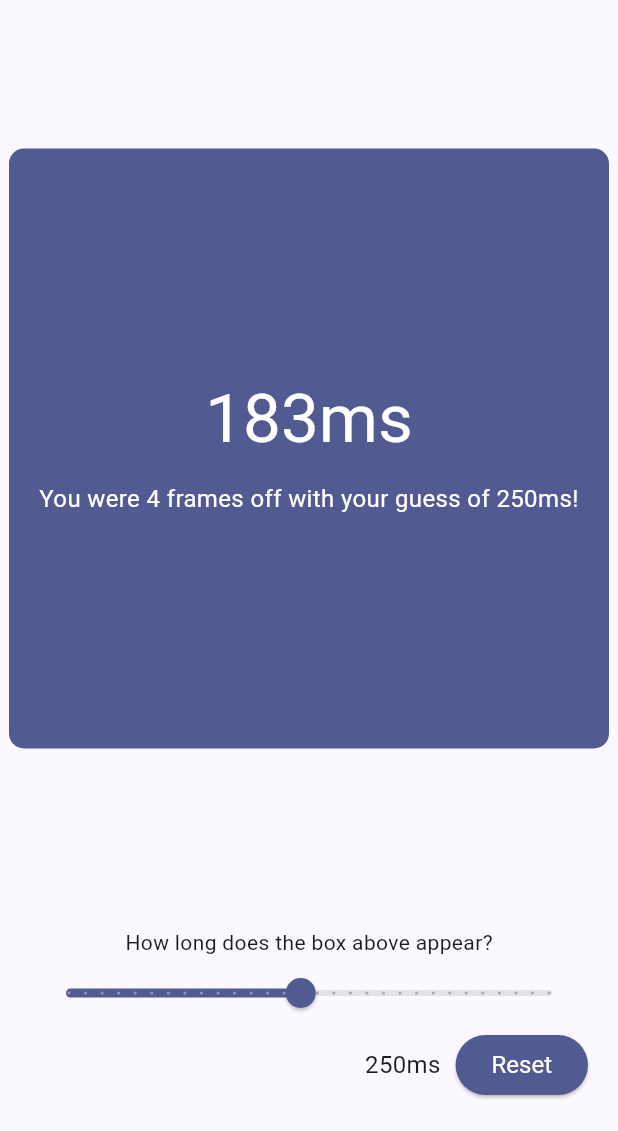
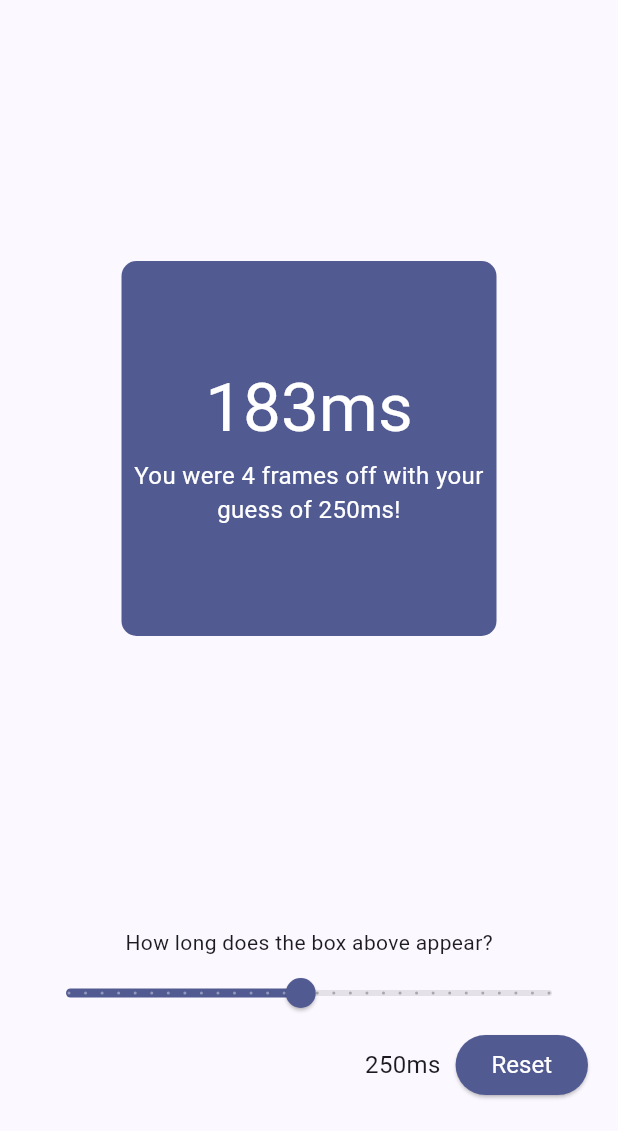
Before and after one commit to adil192/timing_flutter, a Flutter app: the screen it shows after launch, after a tap on "Submit", on a phone screen of 412 x 824 dp, the part 105-1236 px from its top. Run offline on Flutter 3.47's test engine with Material 2 defaults, Android fonts, the phone set to English and light mode, and no system bars; drawn by our look-alikes of dynamic_color; our stand-ins replace flutter_font_icons.

Commit message:
Make square smaller
Causes overflow on my dad's iPhone

```diff
--- a/lib/main.dart
+++ b/lib/main.dart
@@ -123,8 +123,8 @@ class _MyHomePageState extends State<MyHomePage> {
           const Spacer(),
           Center(
             child: SizedBox(
-              width: 400,
-              height: 400,
+              width: 250,
+              height: 250,
               child: BlinkingSquare(
                 isBlinking: !isSubmitted,
                 blinkOnDuration: Duration(milliseconds: _actualMs),
```
